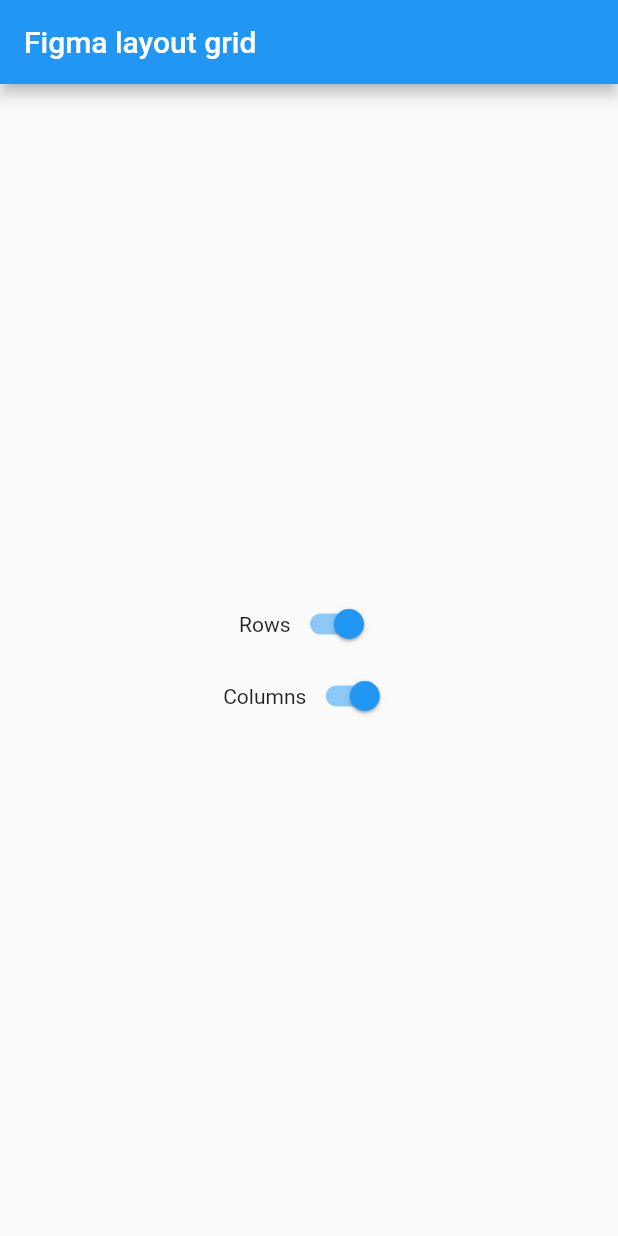
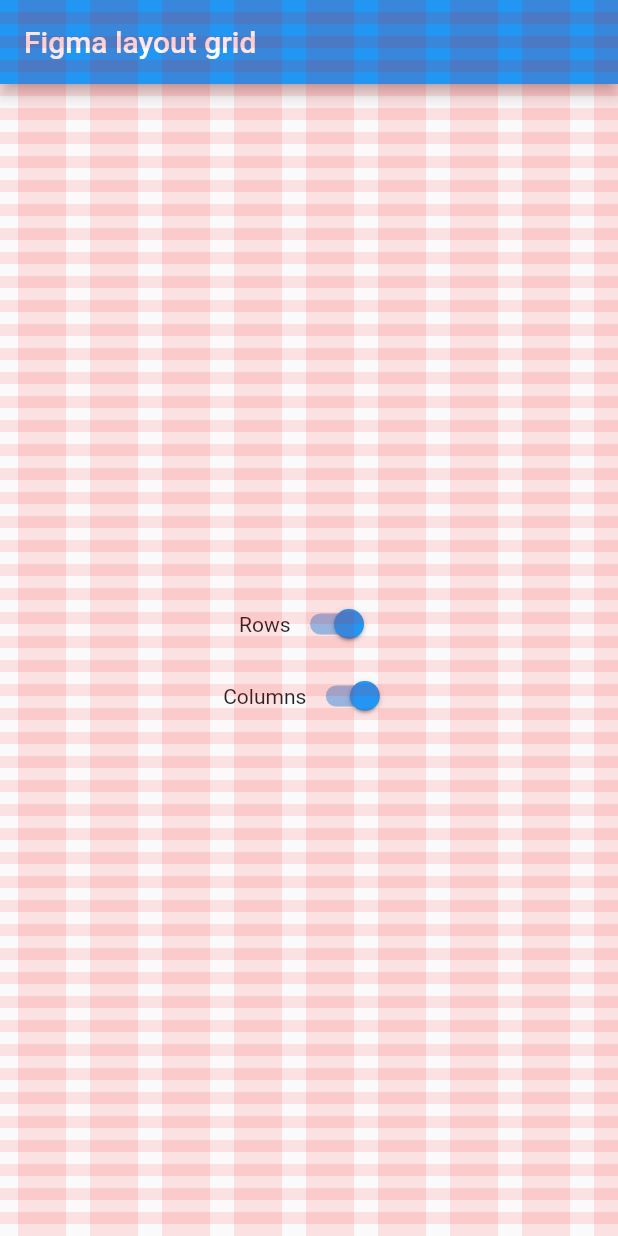
Before and after one commit to Iteo/figma_layout_grid, a Flutter app: the screen it shows after launch, on a phone screen of 412 x 824 dp. Run offline on Flutter 3.47's test engine with Material 2 defaults, Android fonts, the phone set to English and light mode, and no system bars; our stand-ins replace flutter_hooks.

Commit message:
feat: Add parametrization

```diff
--- a/example/grid_layout_example/lib/main.dart
+++ b/example/grid_layout_example/lib/main.dart
@@ -19,6 +19,17 @@ class MyApp extends StatelessWidget {
       home: GridLayout(
         showGridColumns: GridConfig.showGridColumnsNotifier,
         showGridRows: GridConfig.showGridRowsNotifier,
+        // safeArea: true,
+        columnsParams: const ColumnsParams(
+          // count: 6,
+          margin: 16,
+          offset: 12,
+          width: 32,
+        ),
+        rowsParams: const RowsParams(
+          margin: 0,
+          offset: 8,
+        ),
         child: const MyHomePage(title: 'Figma layout grid'),
       ),
     );
--- a/lib/figma_layout_grid.dart
+++ b/lib/figma_layout_grid.dart
@@ -1,3 +1,5 @@
 library figma_layout_grid;
 
 export 'src/grid_layout.dart';
+export 'src/grid_params.dart';
+export 'src/grid_stripes.dart';
--- /dev/null
+++ b/lib/src/grid_layout.dart
@@ -0,0 +1,66 @@
+import 'package:figma_layout_grid/src/grid_params.dart';
+import 'package:figma_layout_grid/src/grid_stripes.dart';
+import 'package:flutter/material.dart';
+
+class GridLayout extends StatelessWidget {
+  const GridLayout({
+    Key? key,
+    required this.child,
+    required this.showGridRows,
+    required this.showGridColumns,
+    this.safeArea = false,
+    this.columnsParams = const ColumnsParams(),
+    this.rowsParams = const RowsParams(),
+  }) : super(key: key);
+
+  final ValueNotifier<bool> showGridRows;
+  final ValueNotifier<bool> showGridColumns;
+
+  final StripesParams columnsParams;
+  final StripesParams rowsParams;
+
+  final bool safeArea;
+
+  final Widget child;
+
+  @override
+  Widget build(BuildContext context) {
+    if (safeArea) {
+      return Stack(
+        children: [
+          SizedBox.expand(
+            child: child,
+          ),
+          SafeArea(
+            child: GridStripes(
+              visible: showGridRows,
+              params: rowsParams,
+            ),
+          ),
+          SafeArea(
+            child: GridStripes(
+              visible: showGridColumns,
+              params: columnsParams,
+            ),
+          ),
+        ],
+      );
+    } else {
+      return Stack(
+        children: [
+          SizedBox.expand(
+            child: child,
+          ),
+          GridStripes(
+            visible: showGridRows,
+            params: rowsParams,
+          ),
+          GridStripes(
+            visible: showGridColumns,
+            params: columnsParams,
+          ),
+        ],
+      );
+    }
+  }
+}
--- /dev/null
+++ b/lib/src/grid_params.dart
@@ -0,0 +1,88 @@
+import 'package:flutter/material.dart';
+
+enum Arragement {
+  stretch,
+  left,
+  right,
+  center,
+}
+
+abstract class StripesParams {
+  const StripesParams({
+    required this.axis,
+    required this.gutter,
+    required this.count,
+    required this.arrangement,
+    required this.offset,
+    required this.margin,
+    required this.size,
+    required this.color,
+  });
+
+  final Axis axis;
+  final int? count;
+  final Arragement arrangement;
+  final double offset;
+  final double margin;
+  final double size;
+  final double gutter;
+  final Color color;
+}
+
+class RowsParams extends StripesParams {
+  const RowsParams({
+    this.count,
+    this.arrangement = Arragement.stretch,
+    this.offset = 0,
+    this.margin = 0,
+    this.height = 8,
+    this.gutter = 8,
+    this.color = const Color(0x1AFF0000),
+  }) : super(
+          axis: Axis.vertical,
+          count: count,
+          arrangement: arrangement,
+          offset: offset,
+          margin: margin,
+          size: height,
+          gutter: gutter,
+          color: color,
+        );
+
+  final int? count;
+  final Arragement arrangement;
+  final double offset;
+  final double margin;
+  final double height;
+  final double gutter;
+  final Color color;
+}
+
+class ColumnsParams extends StripesParams {
+  const ColumnsParams({
+    this.count,
+    this.arrangement = Arragement.stretch,
+    this.offset = 0,
+    this.margin = 0,
+    this.width = 16,
+    this.gutter = 16,
+    this.color = const Color(0x1AFF0000),
+  }) : super(
+          axis: Axis.horizontal,
+          count: count,
+          arrangement: arrangement,
+          offset: offset,
+          margin: margin,
+          size: width,
+          gutter: gutter,
+          color: color,
+        );
+
+  final int? count;
+  final Arragement arrangement;
+  final double offset;
+  final double margin;
+  final double width;
+  final double gutter;
+  final Color color;
+}
--- /dev/null
+++ b/lib/src/grid_stripes.dart
@@ -0,0 +1,159 @@
+import 'package:figma_layout_grid/src/grid_params.dart';
+import 'package:flutter/material.dart';
+import 'package:flutter_hooks/flutter_hooks.dart';
+
+class GridStripes extends HookWidget {
+  const GridStripes({
+    Key? key,
+    required this.visible,
+    required this.params,
+  }) : super(key: key);
+
+  final ValueNotifier<bool> visible;
+  final StripesParams params;
+
+  @override
+  Widget build(BuildContext context) {
+    final showStripes = useListenable(visible).value;
+
+    final bool countSpecified =
+        params.count != null ? params.count! > 0 : false;
+
+    if (!showStripes) {
+      return const SizedBox.shrink();
+    }
+
+    return SizedBox.expand(
+      child: IgnorePointer(
+        child: countSpecified
+            ? _StaticStripes(
+                params: params,
+              )
+            : _DynamicStripes(
+                params: params,
+              ),
+      ),
+    );
+  }
+}
+
+class _DynamicStripes extends StatelessWidget {
+  const _DynamicStripes({
+    Key? key,
+    required this.params,
+  }) : super(key: key);
+
+  final StripesParams params;
+
+  @override
+  Widget build(BuildContext context) {
+    final hasOffset = params.offset > 0;
+
+    return ListView.builder(
+      scrollDirection: params.axis,
+      physics: const NeverScrollableScrollPhysics(),
+      itemBuilder: (context, index) {
+        if (index == 0 && hasOffset) {
+          return _Stripe(
+            size: params.offset,
+            axis: params.axis,
+          );
+        }
+        if (hasOffset) {
+          if (index.isOdd) {
+            return _Stripe(
+              size: params.size,
+              axis: params.axis,
+              color: params.color,
+            );
+          }
+        } else {
+          if (index.isEven) {
+            return _Stripe(
+              size: params.size,
+              axis: params.axis,
+            );
+          }
+        }
+
+        return _Stripe(
+          size: params.gutter,
+          axis: params.axis,
+        );
+      },
+    );
+  }
+}
+
+class _StaticStripes extends StatelessWidget {
+  const _StaticStripes({
+    Key? key,
+    required this.params,
+  }) : super(key: key);
+
+  final StripesParams params;
+
+  @override
+  Widget build(BuildContext context) {
+    List<Widget> columns = [];
+
+    final isRow = params.axis == Axis.vertical;
+
+    for (int i = 0; i < params.count!; i++) {
+      columns.add(
+        Flexible(
+          child: _Stripe(
+            axis: params.axis,
+            size: double.infinity,
+            color: params.color,
+          ),
+        ),
+      );
+      if (i < params.count! - 1) {
+        columns.add(_Stripe(
+          axis: params.axis,
+          size: double.infinity,
+        ));
+      }
+    }
+
+    return Padding(
+      padding: EdgeInsets.symmetric(
+        horizontal: isRow ? 0.0 : params.margin,
+        vertical: isRow ? params.margin : 0.0,
+      ),
+      child: Flex(
+        direction: isRow ? Axis.vertical : Axis.horizontal,
+        crossAxisAlignment: CrossAxisAlignment.stretch,
+        mainAxisAlignment: MainAxisAlignment.spaceBetween,
+        children: columns,
+      ),
+    );
+  }
+}
+
+class _Stripe extends StatelessWidget {
+  const _Stripe({
+    Key? key,
+    required this.axis,
+    required this.size,
+    this.color,
+  }) : super(key: key);
+
+  final Axis axis;
+  final double size;
+  final Color? color;
+
+  @override
+  Widget build(BuildContext context) {
+    return SizedBox(
+      height: axis == Axis.vertical ? size : null,
+      width: axis == Axis.vertical ? null : size,
+      child: color != null
+          ? ColoredBox(
+              color: color!,
+            )
+          : null,
+    );
+  }
+}
```
